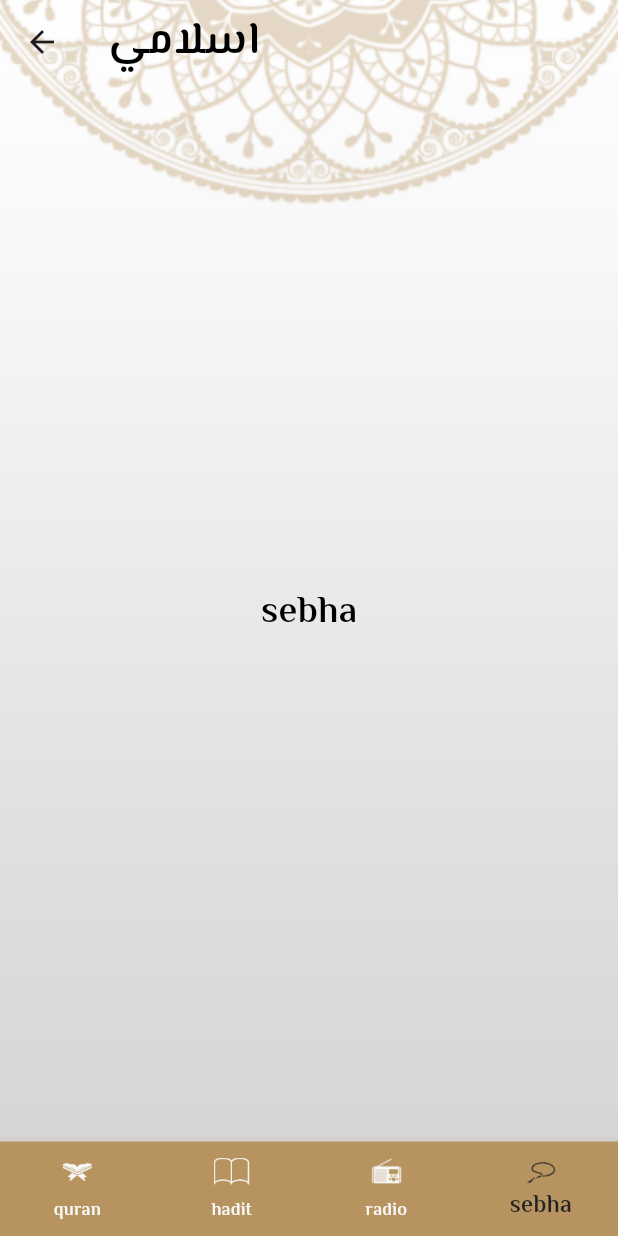
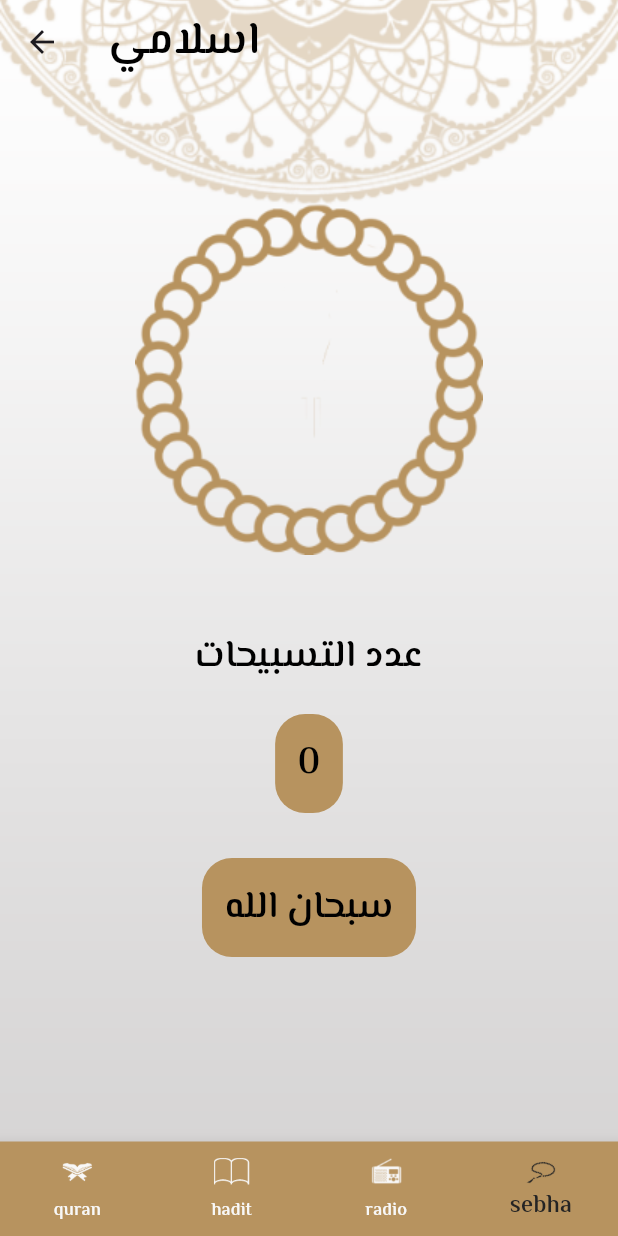
Before and after one commit to Mohamedal2001/islami-app, a Flutter app: the screen it shows after launch, item 4 of the bottom bar chosen, on a phone screen of 412 x 824 dp. Run offline on Flutter 3.47's test engine with Material 3 defaults, Android fonts, the phone set to English and light mode, and no system bars.

Commit message:
add tasbeh

```diff
--- a/lib/main.dart
+++ b/lib/main.dart
@@ -1,6 +1,7 @@
 import 'package:flutter/material.dart';
 import 'package:islami_app/modules/Layout/Layout.dart';
 import 'package:islami_app/modules/SplashScreen.dart';
+import 'package:islami_app/modules/hadit/haditcontent.dart';
 import 'package:islami_app/modules/quran/quranpage.dart';
 import 'package:islami_app/modules/quran/suracuntant.dart';
 
@@ -22,7 +23,8 @@ class home extends StatelessWidget {
         routes: {
           SplashScreen.routname:(context)=> const SplashScreen(),
           Layout.routname:(context)=> const Layout(),
-          SuraContent.routname:(context)=>SuraContent()
+          SuraContent.routname:(context)=>SuraContent(),
+          Haditcontent.routname:(context)=>Haditcontent()
     },
     );
   }
--- a/lib/modules/sebha/Sebhapage.dart
+++ b/lib/modules/sebha/Sebhapage.dart
@@ -1,14 +1,74 @@
 import 'package:flutter/material.dart';
+import 'package:islami_app/core/apptheme.dart';
 
-class Sebhapage extends StatelessWidget {
+class Sebhapage extends StatefulWidget {
   const Sebhapage({super.key});
 
+  @override
+  State<Sebhapage> createState() => _SebhapageState();
+}
+
+class _SebhapageState extends State<Sebhapage> {
+  List<String> Tasbeh=['سبحان الله','الحمدالله','الله اكبر'];
+  int CounterTasbeh=0;
+  int indexTas=0;
   Widget build(BuildContext context) {
+
     return Scaffold(
       body:
-      Center(
-        child: Text('sebha'),
+    Center(
+      child: Column(
+        children: [
+          SizedBox(height: 80,),
+          Image.asset('assets/image/body_sebha_logo.png'),
+          SizedBox(height: 50,),
+          Text('عدد التسبيحات'),
+          SizedBox(height: 20,),
+          Container(
+            padding: EdgeInsets.all(15),
+            decoration: BoxDecoration(
+              color: Color(0XFFB7935F),
+              borderRadius: BorderRadius.circular(20)
+            ),
+            child: Text('$CounterTasbeh',style: Apptheme.lightMode.textTheme.bodyMedium,),),
+          SizedBox(height: 30,),
+
+         InkWell(
+onLongPress: (){
+  CounterTasbeh=0;
+  setState(() {
+
+  });
+
+},
+             onTap: (){
+               if(CounterTasbeh==33) {
+                 CounterTasbeh = 0;
+                 indexTas++;
+                 if(indexTas==3){
+                   indexTas=0;
+                 }
+               }
+
+               CounterTasbeh++;
+              setState(() {
+
+              });
+
+             },
+              child: Container(
+                padding: EdgeInsets.all(15),
+                decoration: BoxDecoration(
+                    color: Color(0XFFB7935F),
+                    borderRadius: BorderRadius.circular(20)
+                ),
+
+                child: Text(Tasbeh[indexTas],style: Apptheme.lightMode.textTheme.bodyMedium,),),
+            ),
+
+        ],
       ),
+    )
     ) ;
   }
 }
```
Also changed, not shown: lib/modules/Layout/Setting/Setting.dart (deleted).
